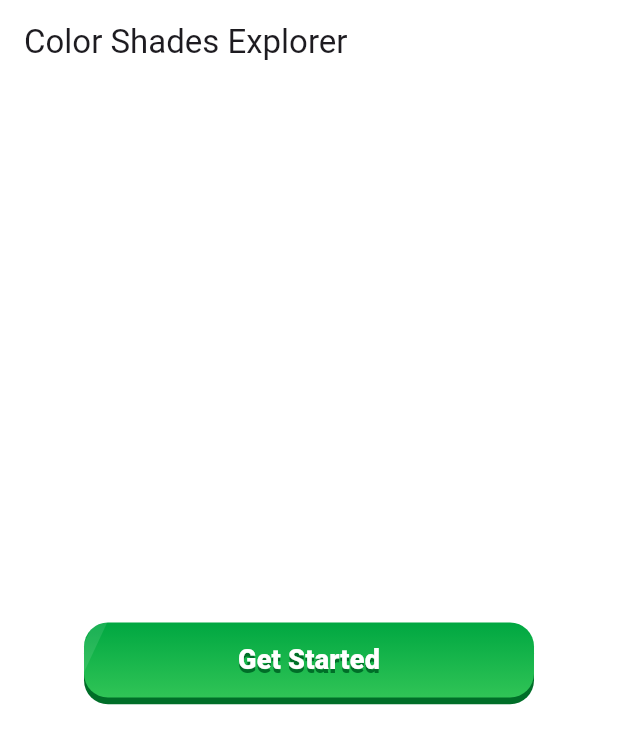
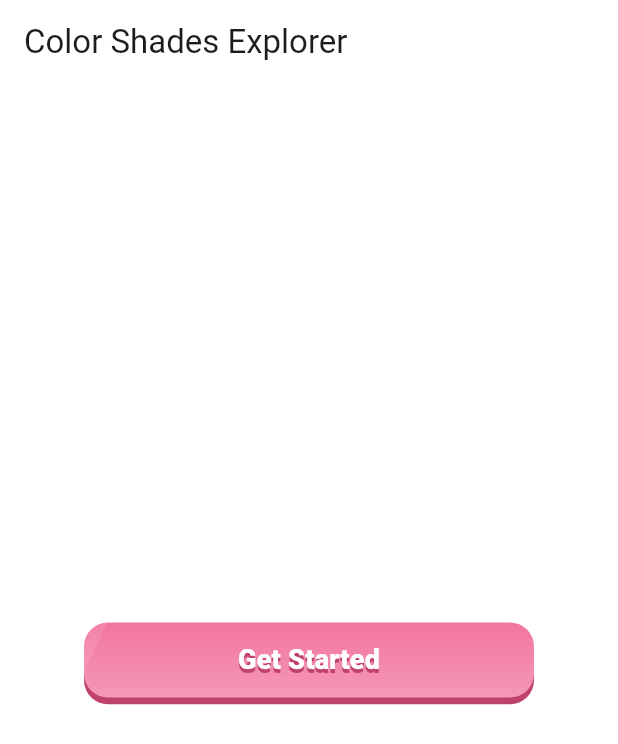
Before and after one commit to wrteam-priyansh/animations, a Flutter app: the screen it shows after launch, on a phone screen of 412 x 824 dp. Shown: the top 744 px of the screen. Run offline on Flutter 3.47's test engine with Material 3 defaults, Android fonts, the phone set to English and light mode, and no system bars; our stand-ins replace flutter_svg, material_color_utilities; Roboto replaces fonts that are missing (Candal).

Commit message:
setup the color theme and fixed the button layout

```diff
--- a/lib/color_tokens.dart
+++ b/lib/color_tokens.dart
@@ -1,114 +1,204 @@
 import 'package:flutter/material.dart';
+
+import 'color_shades.dart';
 
 class ColorTokens {
   ColorTokens._();
 
-  // ── Seed / Brand Colors ──────────────────────────────────────────────────
-  static const Color seedPrimary = Color(0xFFEF5388);//
-  static const Color seedNeutral = Color(0xFF808080);
-  static const Color seedSuccess = Color(0xFF34C759);
-  static const Color seedError = Color(0xFFB3261E);
+  // ── Seed Palettes ─────────────────────────────────────────────────────────
+  static final primary = ColorShades(const Color(0xFFEF5388));
+  static final neutral = ColorShades(const Color(0xFF808080));
+  static final error   = ColorShades(const Color(0xFFB3261E));
+  static final success = ColorShades(const Color(0xFF34C759));
+  static final orange  = ColorShades(const Color(0xFFFA5A4A));
+  static final purple  = ColorShades(const Color(0xFF8A56F2));
+  static final blue    = ColorShades(const Color(0xFF2093FC));
+  static final yellow  = ColorShades(const Color(0xFFD5A400));
 
+  // ── Light ColorScheme ─────────────────────────────────────────────────────
+  static ColorScheme lightScheme() {
+    return ColorScheme(
+      brightness: Brightness.light,
 
+      // Primary
+      primary:            primary.shadeHct(60),
+      onPrimary:          primary.shadeHct(100),
+      primaryContainer:   primary.shadeHct(95),
+      onPrimaryContainer: primary.shadeHct(10),
+      primaryFixed:          primary.shadeHct(95),
+      primaryFixedDim:       primary.shadeHct(90),
+      onPrimaryFixed:        primary.shadeHct(10),
+      onPrimaryFixedVariant: primary.shadeHct(30),
 
-  // ── Primary ──────────────────────────────────────────────────────────────
-  static const Color primary = Color(0xFFEF5388);
-  static const Color onPrimary = Color(0xFFFFFFFF);
-  static const Color primaryContainer = Color(0xFFFFD8E4);
-  static const Color onPrimaryContainer = Color(0xFF3E001D);
+      // Secondary — TODO: no seed yet, mirrors primary
+      secondary:               primary.shadeHct(60),
+      onSecondary:             primary.shadeHct(100),
+      secondaryContainer:      primary.shadeHct(95),
+      onSecondaryContainer:    primary.shadeHct(10),
+      secondaryFixed:          primary.shadeHct(95),
+      secondaryFixedDim:       primary.shadeHct(90),
+      onSecondaryFixed:        primary.shadeHct(10),
+      onSecondaryFixedVariant: primary.shadeHct(30),
 
-  // ── Surface (derived from neutral #808080) ────────────────────────────────
-  static const Color surfaceBright = Color(0xFFFFFBFF);
-  static const Color surface = Color(0xFFFFFBFF);
-  static const Color surfaceDim = Color(0xFFDDD9D9);
+      // Error
+      error:            error.shadeHct(50),
+      onError:          error.shadeHct(90),
+      errorContainer:   error.shadeHct(95),
+      onErrorContainer: error.shadeHct(10),
 
-  // ── Elevation / Surface Containers ───────────────────────────────────────
-  static const Color surfContainerHighest = Color(0xFFE6E1E1);
-  static const Color surfContainerHigh = Color(0xFFEBE6E6);
-  static const Color surfContainer = Color(0xFFF1ECEC);
-  static const Color surfContainerLow = Color(0xFFF7F2F2);
-  static const Color surfContainerLowest = Color(0xFFFFFFFF);
+      // Surface
+      surface:       neutral.shadeHct(99),
+      surfaceBright: neutral.shadeHct(100),
+      surfaceDim:    neutral.shadeHct(98),
 
-  // ── Utility ──────────────────────────────────────────────────────────────
-  static const Color onSurface = Color(0xFF1C1B1F);
-  static const Color onSurfaceVar = Color(0xFF49454F);
-  static const Color outlineHigh = Color(0xFF7A7575);
-  static const Color outline = Color(0xFF7A7575);
-  static const Color outlineDim = Color(0xFFCAC4C4);
+      // Surface Containers
+      surfaceContainerLowest:  neutral.shadeHct(100),
+      surfaceContainerLow:     neutral.shadeHct(99),
+      surfaceContainer:        neutral.shadeHct(98),
+      surfaceContainerHigh:    neutral.shadeHct(95),
+      surfaceContainerHighest: neutral.shadeHct(90),
 
-  // ── Inverse ──────────────────────────────────────────────────────────────
-  static const Color inverseSurface = Color(0xFF313030);
-  static const Color inverseOnSurface = Color(0xFFF4EFEF);
-  static const Color inversePrimary = Color(0xFFFFB0C8);
+      // Utility
+      onSurface:        neutral.shadeHct(10),
+      onSurfaceVariant: neutral.shadeHct(70),
+      outline:          neutral.shadeHct(95),
+      outlineVariant:   neutral.shadeHct(98),
+      shadow:           neutral.shadeHct(0),
+      scrim:            neutral.shadeHct(0),
 
-  // ── Status & Feedback ────────────────────────────────────────────────────
-  static const Color error = Color(0xFFB3261E);
-  static const Color onError = Color(0xFFFFFFFF);
-  static const Color errorContainer = Color(0xFFF9DEDC);
-  static const Color success = Color(0xFF34C759);
-  static const Color onSuccess = Color(0xFFFFFFFF);
-  static const Color successContainer = Color(0xFFB8F5C8);
+      // Inverse
+      inverseSurface:   neutral.shadeHct(10),
+      onInverseSurface: neutral.shadeHct(99),
+      inversePrimary:   primary.shadeHct(80),
 
-  // ── Fixed ────────────────────────────────────────────────────────────────
-  static const Color primaryFixed = Color(0xFFFFD8E4);
-  static const Color primaryFixedDim = Color(0xFFFFB0C8);
-  static const Color onPrimaryFixed = Color(0xFF3E001D);
-  static const Color onPrimaryFixedVariant = Color(0xFF7B1150);
+      // Surface tint
+      surfaceTint: primary.shadeHct(60),
+    );
+  }
 
-  // ── Orange ───────────────────────────────────────────────────────────────
-  static const Color orange = Color(0x00000000);
-  static const Color orangeContainer = Color(0x00000000);
-  static const Color onOrange = Color(0x00000000);
+  // ── Dark ColorScheme ──────────────────────────────────────────────────────
+  static ColorScheme darkScheme() {
+    return ColorScheme(
+      brightness: Brightness.dark,
 
-  // ── Purple ───────────────────────────────────────────────────────────────
-  static const Color purple = Color(0x00000000);
-  static const Color purpleContainer = Color(0x00000000);
-  static const Color onPurple = Color(0x00000000);
+      // Primary
+      primary:            primary.shadeHct(60),
+      onPrimary:          primary.shadeHct(100),
+      primaryContainer:   primary.shadeHct(10),
+      onPrimaryContainer: primary.shadeHct(10),
+      primaryFixed:          neutral.shadeHct(0),
+      primaryFixedDim:       primary.shadeHct(20),
+      onPrimaryFixed:        primary.shadeHct(90),
+      onPrimaryFixedVariant: primary.shadeHct(95),
 
-  // ── Blue ─────────────────────────────────────────────────────────────────
-  static const Color blue = Color(0x00000000);
-  static const Color onBlue = Color(0x00000000);
-  static const Color blueContainer = Color(0x00000000);
-  static const Color onBlueContainer = Color(0x00000000);
+      // Secondary — TODO: no seed yet, mirrors primary
+      secondary:               primary.shadeHct(60),
+      onSecondary:             primary.shadeHct(100),
+      secondaryContainer:      primary.shadeHct(10),
+      onSecondaryContainer:    primary.shadeHct(10),
+      secondaryFixed:          neutral.shadeHct(0),
+      secondaryFixedDim:       primary.shadeHct(20),
+      onSecondaryFixed:        primary.shadeHct(90),
+      onSecondaryFixedVariant: primary.shadeHct(95),
 
-  // ── Yellow ───────────────────────────────────────────────────────────────
-  static const Color yellow = Color(0x00000000);
-  static const Color yellowContainer = Color(0x00000000);
-  static const Color onYellow = Color(0x00000000);
+      // Error
+      error:            error.shadeHct(50),
+      onError:          error.shadeHct(90),
+      errorContainer:   error.shadeHct(10),
+      onErrorContainer: error.shadeHct(10),
 
-  // ── Missing from Material ColorScheme ────────────────────────────────────
+      // Surface
+      surface:       neutral.shadeHct(0),
+      surfaceBright: neutral.shadeHct(0),
+      surfaceDim:    neutral.shadeHct(20),
 
-  // Secondary (Material ColorScheme — not yet in design system)
-  static const Color secondary = Color(0x00000000);
-  static const Color onSecondary = Color(0x00000000);
-  static const Color secondaryContainer = Color(0x00000000);
-  static const Color onSecondaryContainer = Color(0x00000000);
-  static const Color secondaryFixed = Color(0x00000000);
-  static const Color secondaryFixedDim = Color(0x00000000);
-  static const Color onSecondaryFixed = Color(0x00000000);
-  static const Color onSecondaryFixedVariant = Color(0x00000000);
+      // Surface Containers
+      surfaceContainerLowest:  neutral.shadeHct(10),
+      surfaceContainerLow:     neutral.shadeHct(30),
+      surfaceContainer:        neutral.shadeHct(30),
+      surfaceContainerHigh:    neutral.shadeHct(40),
+      surfaceContainerHighest: neutral.shadeHct(50),
 
-  // Tertiary (Material ColorScheme — not yet in design system)
-  static const Color tertiary = Color(0x00000000);
-  static const Color onTertiary = Color(0x00000000);
-  static const Color tertiaryContainer = Color(0x00000000);
-  static const Color onTertiaryContainer = Color(0x00000000);
-  static const Color tertiaryFixed = Color(0x00000000);
-  static const Color tertiaryFixedDim = Color(0x00000000);
-  static const Color onTertiaryFixed = Color(0x00000000);
-  static const Color onTertiaryFixedVariant = Color(0x00000000);
+      // Utility
+      onSurface:        neutral.shadeHct(98),
+      onSurfaceVariant: neutral.shadeHct(80),
+      outline:          neutral.shadeHct(60),
+      outlineVariant:   neutral.shadeHct(30),
+      shadow:           neutral.shadeHct(0),
+      scrim:            neutral.shadeHct(0),
 
-  // Error — missing variant (Material ColorScheme)
-  static const Color onErrorContainer = Color(0x00000000);
+      // Inverse
+      inverseSurface:   neutral.shadeHct(99),
+      onInverseSurface: neutral.shadeHct(20),
+      inversePrimary:   primary.shadeHct(30),
 
-  // Utility — missing (Material ColorScheme)
-  static const Color outlineVariant = Color(0x00000000);
-  static const Color shadow = Color(0x00000000);
-  static const Color scrim = Color(0x00000000);
+      // Surface tint
+      surfaceTint: primary.shadeHct(60),
+    );
+  }
 
-  // Inverse — missing (Material ColorScheme)
-  static const Color onInverseSurface = Color(0x00000000);
+  // ── Custom Light Tokens ───────────────────────────────────────────────────
+  // (not part of Material ColorScheme — access separately)
 
-  // Surface tint (Material ColorScheme)
-  static const Color surfaceTint = Color(0x00000000);
+  // Outline variants
+  static Color get outlineHighLight => neutral.shadeHct(0);
+  static Color get outlineDimLight  => neutral.shadeHct(98);
+
+  // Success
+  static Color get successLight          => success.shadeHct(60);
+  static Color get onSuccessLight        => success.shadeHct(99);
+  static Color get successContainerLight => success.shadeHct(98);
+
+  // Orange
+  static Color get orangeLight          => orange.shadeHct(60);
+  static Color get orangeContainerLight => orange.shadeHct(95);
+  static Color get onOrangeLight        => orange.shadeHct(98);
+
+  // Purple
+  static Color get purpleLight          => purple.shadeHct(50);
+  static Color get purpleContainerLight => purple.shadeHct(95);
+  static Color get onPurpleLight        => purple.shadeHct(10);
+
+  // Blue
+  static Color get blueLight            => blue.shadeHct(60);
+  static Color get onBlueLight          => blue.shadeHct(98);
+  static Color get blueContainerLight   => blue.shadeHct(95);
+  static Color get onBlueContainerLight => blue.shadeHct(10);
+
+  // Yellow
+  static Color get yellowLight          => yellow.shadeHct(70);
+  static Color get yellowContainerLight => yellow.shadeHct(98);
+  static Color get onYellowLight        => yellow.shadeHct(10);
+
+  // ── Custom Dark Tokens ────────────────────────────────────────────────────
+
+  // Outline variants
+  static Color get outlineHighDark => neutral.shadeHct(95);
+  static Color get outlineDimDark  => neutral.shadeHct(30);
+
+  // Success
+  static Color get successDark          => success.shadeHct(60);
+  static Color get onSuccessDark        => success.shadeHct(99);
+  static Color get successContainerDark => success.shadeHct(10);
+
+  // Orange
+  static Color get orangeDark          => orange.shadeHct(60);
+  static Color get orangeContainerDark => orange.shadeHct(10);
+  static Color get onOrangeDark        => orange.shadeHct(99);
+
+  // Purple
+  static Color get purpleDark          => purple.shadeHct(50);
+  static Color get purpleContainerDark => purple.shadeHct(10);
+  static Color get onPurpleDark        => purple.shadeHct(98);
+
+  // Blue
+  static Color get blueDark            => blue.shadeHct(60);
+  static Color get onBlueDark          => blue.shadeHct(98);
+  static Color get blueContainerDark   => blue.shadeHct(10);
+  static Color get onBlueContainerDark => blue.shadeHct(98);
+
+  // Yellow
+  static Color get yellowDark          => yellow.shadeHct(70);
+  static Color get yellowContainerDark => yellow.shadeHct(10);
+  static Color get onYellowDark        => yellow.shadeHct(98);
 }
--- a/lib/main.dart
+++ b/lib/main.dart
@@ -1,16 +1,16 @@
 
 import 'package:animations/color_shades.dart';
+import 'package:animations/color_tokens.dart';
 import 'package:flutter/cupertino.dart';
 import 'package:flutter/material.dart';
 
 class GetStartedButton extends StatefulWidget {
   final VoidCallback onTap;
-  final Color color;
+
 
   const GetStartedButton({
     super.key,
     required this.onTap,
-    this.color = const Color(0xFFEF5388),
   });
 
   @override
@@ -84,11 +84,11 @@ class _GetStartedButtonState extends State<GetStartedButton>
               end: Alignment.bottomCenter,
 
               //
-              colors: [Color(0xff00A741),Color(0XFF30C456)],//primary60, primary70, primary40 (Shadow color)
+              colors: [ColorTokens.primary.s60,ColorTokens.primary.s70],//primary60, primary70, primary40 (Shadow color)
             ),
             boxShadow: [
               BoxShadow(
-                color: Color(0XFF006E28),//tone40
+                color: ColorTokens.primary.s40,//tone40
                 offset: Offset(0, _shadowOffset.value),
                 blurRadius: 0,
               ),
@@ -139,7 +139,7 @@ class _GetStartedButtonState extends State<GetStartedButton>
                       letterSpacing: 0.15,
                       shadows: [
 
-                        Shadow(color: Color(0XFF006E28), offset: const Offset(0, 2.5))],
+                        Shadow(color: ColorTokens.primary.s40, offset: const Offset(0, 2.5))],
                     ),
                   ),
                 ),
@@ -165,25 +165,14 @@ class MyApp extends StatelessWidget {
     return MaterialApp(
       title: 'Flutter Demo',
       theme: ThemeData(
-        // This is the theme of your application.
-        //
-        // TRY THIS: Try running your application with "flutter run". You'll see
-        // the application has a purple toolbar. Then, without quitting the app,
-        // try changing the seedColor in the colorScheme below to Colors.green
-        // and then invoke "hot reload" (save your changes or press the "hot
-        // reload" button in a Flutter-supported IDE, or press "r" if you used
-        // the command line to start the app).
-        //
-        // Notice that the counter didn't reset back to zero; the application
-        // state is not lost during the reload. To reset the state, use hot
-        // restart instead.
-        //
-        // This works for code too, not just values: Most code changes can be
-        // tested with just a hot reload.
-        colorScheme: .fromSeed(
-
-          seedColor: Colors.deepPurple),
+        colorScheme: ColorTokens.lightScheme(),
+        useMaterial3: true,
       ),
+      darkTheme: ThemeData(
+        colorScheme: ColorTokens.darkScheme(),
+        useMaterial3: true,
+      ),
+      themeMode: ThemeMode.system,
       builder: (context, child) {
       return SafeArea(
         top: false,
```
